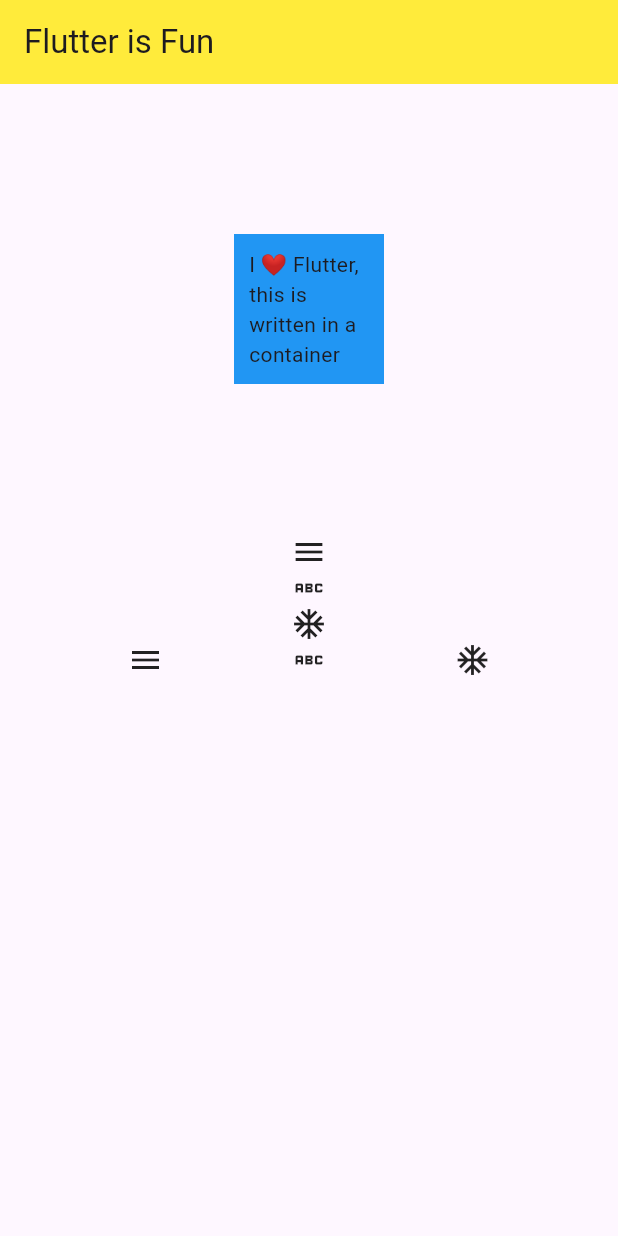
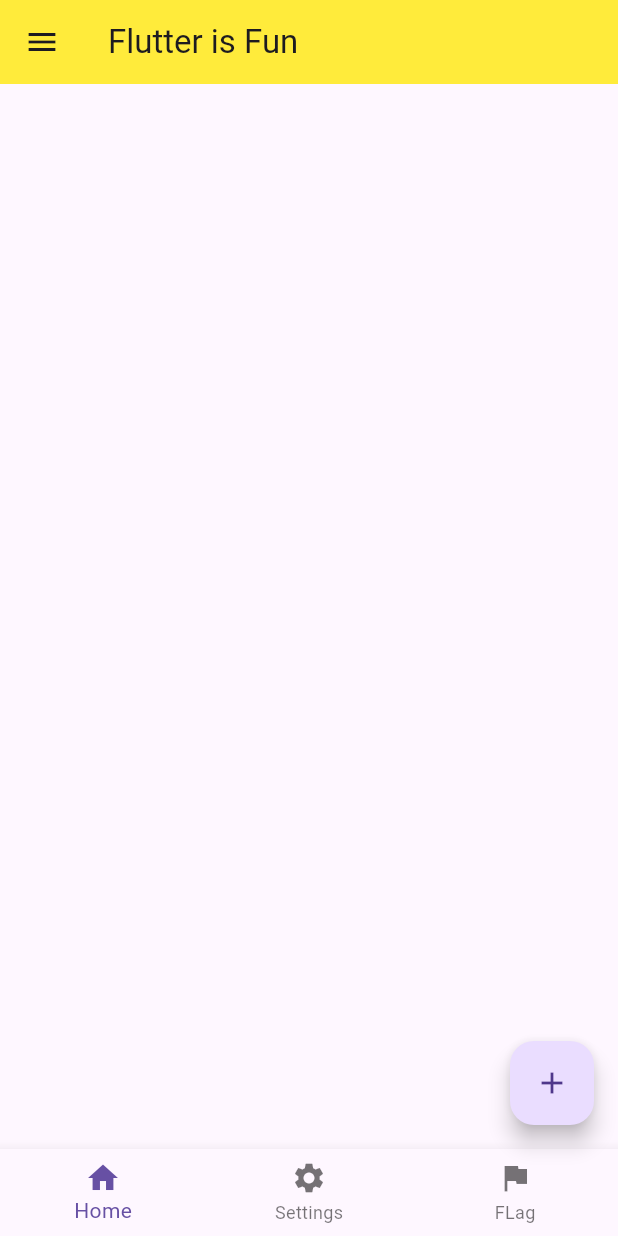
Before and after one commit to alifma/LearnFlutter, a Flutter app: the screen it shows after launch, on a phone screen of 412 x 824 dp. Run offline on Flutter 3.47's test engine with Material 3 defaults, Android fonts, the phone set to English and light mode, and no system bars.

Commit message:
feat: implement scaffold.

```diff
--- a/lib/main.dart
+++ b/lib/main.dart
@@ -16,46 +16,21 @@ class MyApp extends StatelessWidget {
           title: const Text("Flutter is Fun"),
           backgroundColor: Colors.yellow,
         ),
-          // Center is like A container but it sis specified for centering things
-          body: Column(
-            children: [
-              Center(
-                child: Container(
-                  child:
-                      const Text("I ❤ Flutter, this is written in a container"),
-                  margin: EdgeInsets.all(100),
-                  color: Colors.blue,
-                  padding: EdgeInsets.all(10),
-                  height: 100,
-                  width: 100,
+        floatingActionButton: FloatingActionButton(
+          onPressed: () {},
+          child: Icon(Icons.add),
         ),
-              ),
-              Container(
-                // Karena pakai kolom, makanya dia kebawah, main axis = ke bawah
-                child: Column(
-                  mainAxisAlignment: MainAxisAlignment.spaceEvenly,
-                  crossAxisAlignment: CrossAxisAlignment.end,
-                  children: [
-                    Icon(Icons.menu),
-                    Icon(Icons.abc),
-                    Icon(Icons.ac_unit)
+        bottomNavigationBar: BottomNavigationBar(
+          items: [
+            BottomNavigationBarItem(icon: Icon(Icons.home), label: "Home"),
+            BottomNavigationBarItem(
+                icon: Icon(Icons.settings), label: "Settings"),
+            BottomNavigationBarItem(icon: Icon(Icons.flag), label: "FLag"),
           ],
         ),
+        drawer: Drawer(child: Text("Yowasap")),
+        // Center is like A container but it sis specified for centering things
       ),
-              Container(
-                // Karena pakai row, makanya dia samping, main axis = ke samping
-                child: Row(
-                  mainAxisAlignment: MainAxisAlignment.spaceEvenly,
-                  crossAxisAlignment: CrossAxisAlignment.end,
-                  children: [
-                    Icon(Icons.menu),
-                    Icon(Icons.abc),
-                    Icon(Icons.ac_unit)
-                  ],
-                ),
-              ),
-            ],
-          )),
     );
   }
 }
```
Lines whose indentation alone changed are shown as unchanged.
